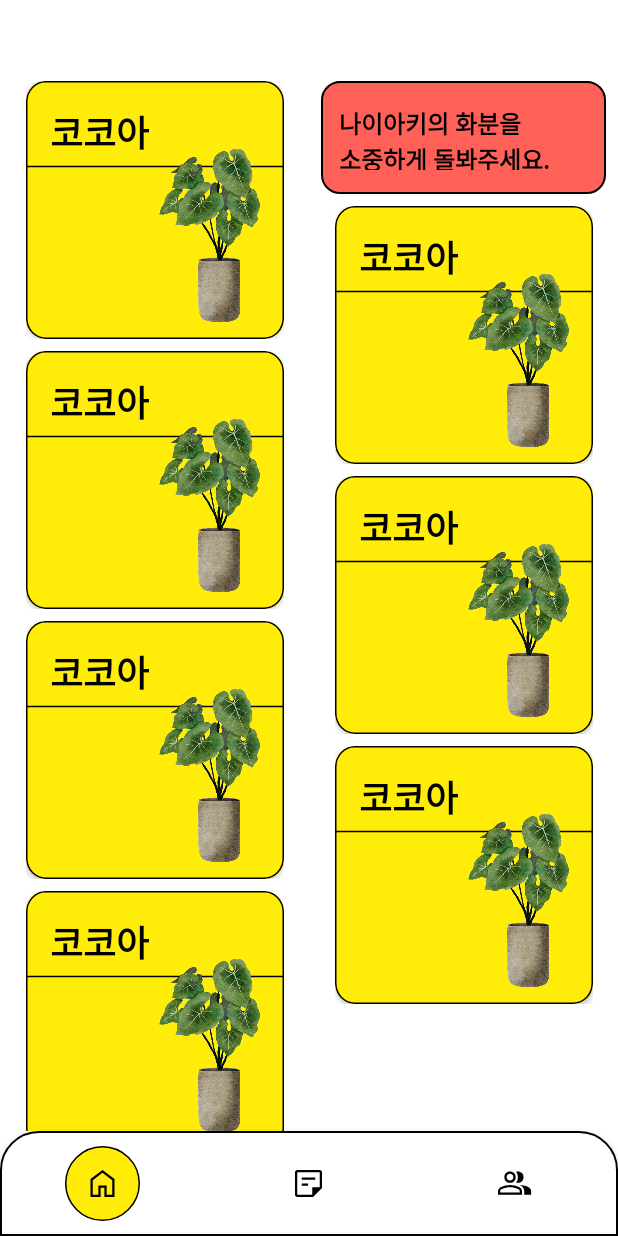
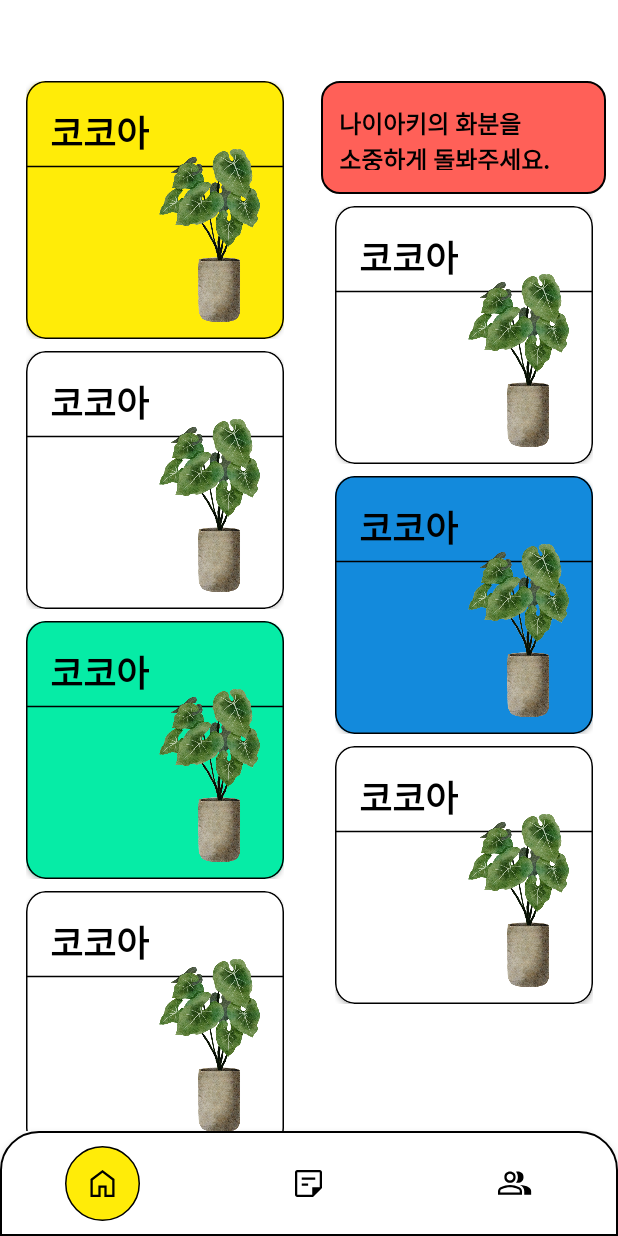
Before and after one commit to nahy-512/neo_Android, an Android app: the fragment FriendsFragment placed in its activity, on a phone screen of 412 x 824 dp. Run offline under Robolectric (Android 15) with nearby library versions, the phone set to English and light mode, and no system bars; our stand-ins replace data binding; 1 statement that could not run was skipped.

Commit message:
feat: 친구 목록 아이템 메인 색상 적용

```diff
--- a/app/src/main/java/com/neo/myapplication/presentation/ui/main/friends/adapter/FriendAdapter.kt
+++ b/app/src/main/java/com/neo/myapplication/presentation/ui/main/friends/adapter/FriendAdapter.kt
@@ -1,5 +1,6 @@
 package com.neo.myapplication.presentation.ui.main.friends.adapter
 
+import android.graphics.Color
 import android.view.LayoutInflater
 import android.view.View
 import android.view.ViewGroup
@@ -20,12 +21,27 @@ class FriendAdapter(private val onClick : (Int) -> Unit, private val imageList:
                 defaultTextView.visibility = View.GONE
 
                 val params: ViewGroup.LayoutParams? = containerView.layoutParams
-                //params?.width = width
                 params?.height = params?.width
+                containerView.layoutParams = params
 
-                containerView.layoutParams = params
-                //imageView.layoutParams?.height = imageView.layoutParams?.width
-                //binding.itemFgFriendsRvListIvImages.maxHeight = binding.itemFgFriendsRvListIvImages.width
+                val color: String
+
+                when(position % 4) {
+                    0,1 -> { // 색이 있는
+                        color = when (position % 6) {
+                            1 -> "#FF6058" // main_red
+                            4 -> "#138ADC" // main_blue
+                            5 -> "#06ECA6" // main_green
+                            else -> {
+                                "#FFEC08" // main_yellow
+                            }
+                        }
+                    } else -> {
+                        color = "#FFFFFF"
+                        //binding.itemFgFriendsRvListIvImages.visibility = View.GONE
+                    }
+                }
+                binding.itemFgFriendsRvListCv.setCardBackgroundColor(Color.parseColor(color))
             }
             binding.itemFgFriendsRvListIvImages.setImageResource(item)
         }
--- a/app/src/main/res/layout/activity_friend_detail.xml
+++ b/app/src/main/res/layout/activity_friend_detail.xml
@@ -73,6 +73,7 @@
                 android:layout_marginTop="16dp"
                 android:textSize="16sp"
                 android:textColor="@color/black"
+                android:fontFamily="@font/pretendard_semibold"
                 android:text="다니엘과 만난 지 365일이 지났어요!\n오늘 한 번 연락해볼까요?\n작년에 가디언즈 오브 갤럭시 2를 봤네요!\n이번에 개봉한 가디언즈 오브 갤럭시3을 보는 건 어떤가요?"
                 app:layout_constraintStart_toStartOf="parent"
                 app:layout_constraintTop_toBottomOf="@id/av_friend_detail_tv_friend_name" />
```
